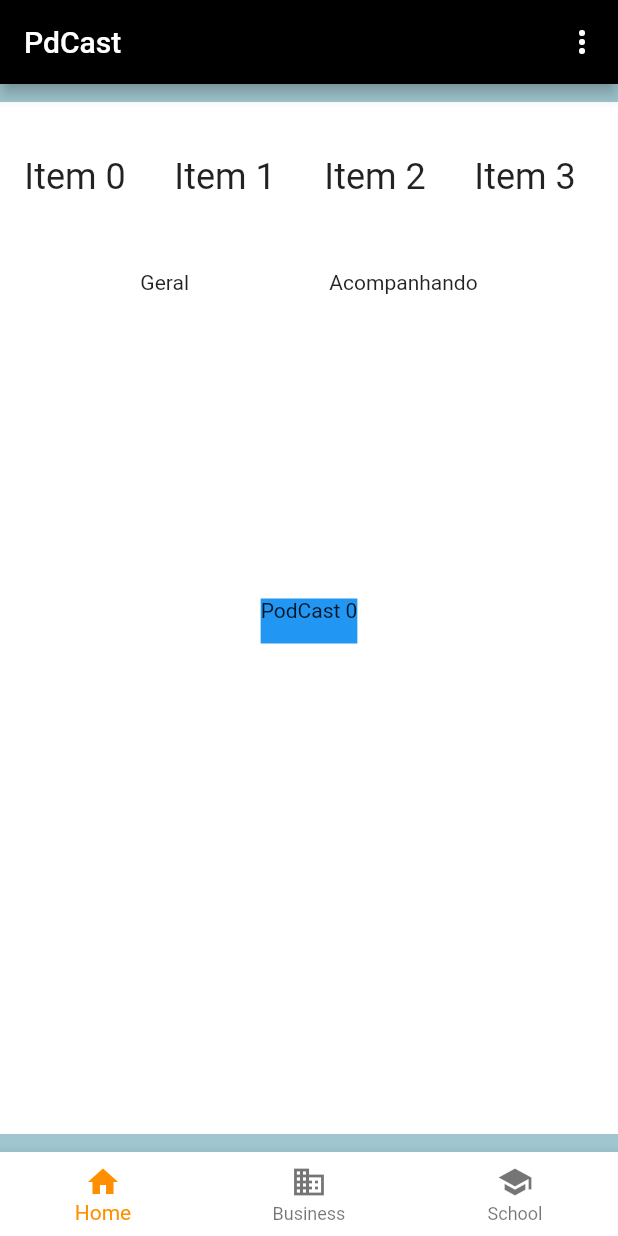
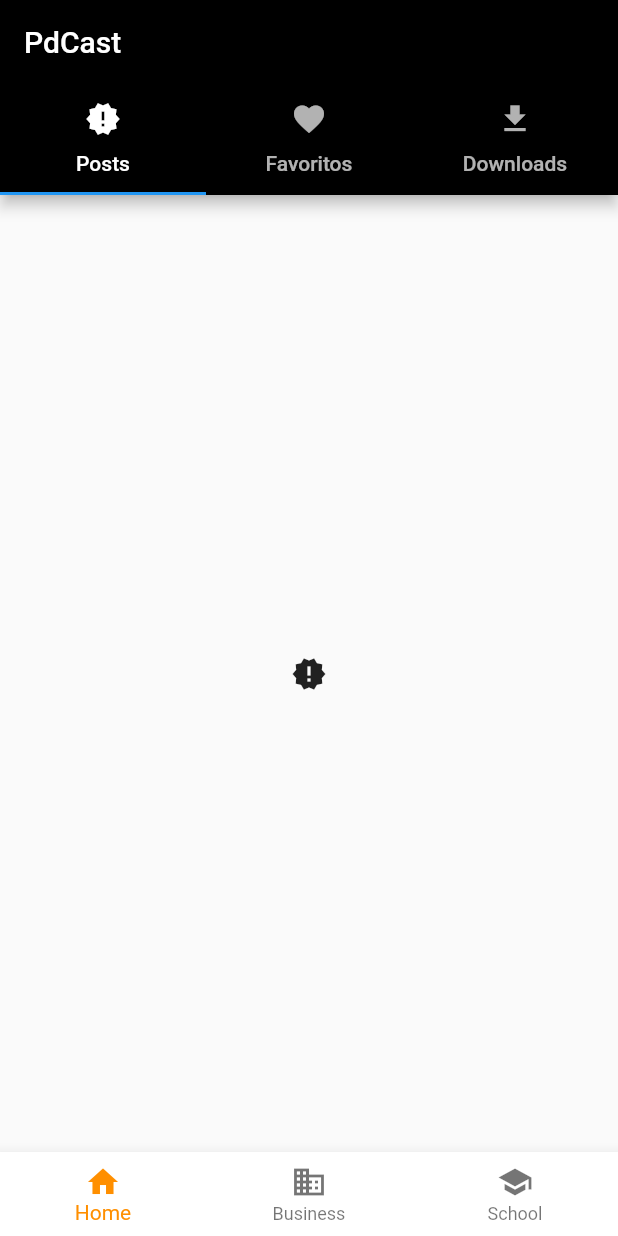
Before and after one commit to etepdcast/pdcast, a Flutter app: the screen it shows after launch, on a phone screen of 412 x 824 dp. Run offline on Flutter 3.47's test engine with Material 2 defaults, Android fonts, the phone set to English and light mode, and no system bars.

Commit message:
Ajustando a tela principal

```diff
--- a/pdcast/lib/src/view/home_widget.dart
+++ b/pdcast/lib/src/view/home_widget.dart
@@ -1,7 +1,5 @@
 import 'package:flutter/material.dart';
 import 'package:flutter/services.dart';
-import 'package:pdcast/src/model/choice.dart';
-
 
 class HomeWidget extends StatefulWidget {
   @override
@@ -9,36 +7,6 @@ class HomeWidget extends StatefulWidget {
 }
 
 class _HomeWidgetState extends State<HomeWidget> with SingleTickerProviderStateMixin{
-
-  int _selectedIndex = 0;
-  Choice _selectedChoice = choices[0]; // The app's "state".
-  // TabController _controller;
-
-  // @override
-  // void iniStage() {
-  //   _controller= TabController(length: 3, vsync: this);
-  //   super.initState();
-  // }
-
-  // @override
-  // void dispose(){
-  //   _controller.dispose();
-  //   super.dispose();
-  // }
-
-  void _select(Choice choice) {
-    // Causes the app to rebuild with the new _selectedChoice.
-    setState(() {
-      _selectedChoice = choice;
-    });
-  }
-
-  void _onItemTapped(int index) {
-    setState(() {
-      _selectedIndex = index;
-    });
-  }
-
 @override
   Widget build(BuildContext context) {
 
@@ -47,113 +15,37 @@ class _HomeWidgetState extends State<HomeWidget> with SingleTickerProviderStateM
       DeviceOrientation.portraitUp,
     ]);
 
-    double _width= MediaQuery.of(context).size.width;
-    double _height= (MediaQuery.of(context).size.height -136);
-
-    double _heightSessionFav  = 100;
-    double _heightSessionBody = _height - _heightSessionFav;
-    double _heightSessionPdCastHead = 40;
-    double _heightSessionPPdCastBody = _heightSessionBody - _heightSessionPdCastHead;
-
-    return Scaffold(
-      backgroundColor: Color.fromRGBO(160,198,207, 1),
+    return MaterialApp(
+      home: DefaultTabController(
+        length: 3,
+        child: Scaffold(
           appBar: AppBar(
-        title: const Text('PdCast'),
             backgroundColor: Colors.black,
-        actions: <Widget>[
-          // overflow menu
-          PopupMenuButton<Choice>(
-            onSelected: _select,
-            itemBuilder: (BuildContext context) {
-              return choices.map((Choice choice) {
-                return PopupMenuItem<Choice>(
-                  value: choice,
-                  child: Text(choice.title),
-                );
-              }).toList();
-            },
+            title: Text('PdCast'),
+            bottom: TabBar(
+              tabs: [
+                Tab(
+                  text: 'Posts',
+                  icon: Icon(Icons.new_releases)
+                ),
+                Tab(
+                  text: 'Favoritos',
+                  icon: Icon(Icons.favorite)
+                ),
+                Tab(
+                  text: 'Downloads',
+                  icon: Icon(Icons.file_download)
                 ),
               ],
             ),
-      body: Center(
-        child: Container (
-          child: Column(
-            mainAxisAlignment: MainAxisAlignment.center,
-            children: <Widget>[
 
-              /**
-               * Favorites session
-               */
-              Container(
-                width: _width,
-                height: _heightSessionFav,
-                padding: EdgeInsets.all(0),
-                alignment: Alignment.center,
-                color: Colors.white,
-                child: GridView.count(
-                  scrollDirection: Axis.horizontal,
-                  // Cria um grid com duas colunas
-                  crossAxisCount: 1,
-                  // Gera 100 Widgets que exibem o seu índice
-                  children: List.generate(5, (index) {
-                    return Center(
-                      child: Text(
-                        'Item $index',
-                        style: Theme.of(context).textTheme.headline,
           ),
-                    );
-                  }),
-                )
-              ),
-
-              /**
-               * Podcats session
-               */
-              Container(
-                height: _heightSessionBody,
-                child: Column(
-                  children: <Widget>[
-                    Container(
-                      height: _heightSessionPdCastHead,
-                      color: Colors.white,
-                      child: Row(
-                        mainAxisAlignment: MainAxisAlignment.spaceEvenly,
-                       // crossAxisAlignment: CrossAxisAlignment.stretch,
-                        children: <Widget>[
-                          Text('Geral'),
-                          Text('Acompanhando'),
+          body: TabBarView(
+            children: [
+              Icon(Icons.new_releases),
+              Icon(Icons.favorite),
+              Icon(Icons.file_download),
             ],
-                      ),
-                    ),
-                    Container(
-                      height: _heightSessionPPdCastBody,
-                      padding: EdgeInsets.all(0),
-                      alignment: Alignment.center,
-                      color: Colors.white,
-                      child: GridView.count(
-                        scrollDirection: Axis.vertical,
-                        // Cria um grid com duas colunas
-                        crossAxisCount: 1,
-                        // Gera 100 Widgets que exibem o seu índice
-                        children: List.generate(30, (index) {
-                          return Center(
-                            child: Container(
-                              color: Colors.blue,
-                              height: 30,
-                              child: Text(
-                                'PodCast $index'
-                              ),
-                            )
-                          );
-                        }),
-                      )
-                    ),
-                  ],
-                )
-              )
-            ],
-          ),
-        )
           ),
           bottomNavigationBar: BottomNavigationBar(
             backgroundColor: Colors.white,
@@ -172,19 +64,158 @@ class _HomeWidgetState extends State<HomeWidget> with SingleTickerProviderStateM
                 title: Text('School'),
               ),
             ],
-        currentIndex: _selectedIndex,
+            //currentIndex: _selectedIndex,
             selectedItemColor: Colors.amber[800],
-        onTap: _onItemTapped,
+           // onTap: _onItemTapped,
+          ),
+        ),
       ),
     );
   }
-
 }
 
-const List<Choice> choices = const <Choice>[
-  const Choice(title: 'Meus canais', icon: Icons.change_history),
-  const Choice(title: 'Configurações', icon: Icons.settings_overscan),
-];
+//   @override
+//   Widget build(BuildContext context) {
+
+
+//     double _width= MediaQuery.of(context).size.width;
+//     double _height= (MediaQuery.of(context).size.height -136);
+
+//     double _heightSessionFav  = 100;
+//     double _heightSessionBody = _height - _heightSessionFav;
+//     double _heightSessionPdCastHead = 40;
+//     double _heightSessionPPdCastBody = _heightSessionBody - _heightSessionPdCastHead;
+
+//     return Scaffold(
+//       backgroundColor: Color.fromRGBO(160,198,207, 1),
+//       appBar: AppBar(
+//         title: const Text('PdCast'),
+//         backgroundColor: Colors.black,
+//         actions: <Widget>[
+//           // overflow menu
+//           PopupMenuButton<Choice>(
+//             onSelected: _select,
+//             itemBuilder: (BuildContext context) {
+//               return choices.map((Choice choice) {
+//                 return PopupMenuItem<Choice>(
+//                   value: choice,
+//                   child: Text(choice.title),
+//                 );
+//               }).toList();
+//             },
+//           ),
+//         ],
+//       ),
+//       body: Center(
+//         child: Container (
+//           child: Column(
+//             mainAxisAlignment: MainAxisAlignment.center,
+//             children: <Widget>[
+
+//               /**
+//                * Favorites session
+//                */
+//               Container(
+//                 width: _width,
+//                 height: _heightSessionFav,
+//                 padding: EdgeInsets.all(0),
+//                 alignment: Alignment.center,
+//                 color: Colors.white,
+//                 child: GridView.count(
+//                   scrollDirection: Axis.horizontal,
+//                   // Cria um grid com duas colunas
+//                   crossAxisCount: 1,
+//                   // Gera 100 Widgets que exibem o seu índice
+//                   children: List.generate(5, (index) {
+//                     return Center(
+//                       child: Text(
+//                         'Item $index',
+//                         style: Theme.of(context).textTheme.headline,
+//                       ),
+//                     );
+//                   }),
+//                 )
+//               ),
+
+//               /**
+//                * Podcats session
+//                */
+//               Container(
+//                 height: _heightSessionBody,
+//                 child: Column(
+//                   children: <Widget>[
+//                     Container(
+//                       height: _heightSessionPdCastHead,
+//                       color: Colors.white,
+//                       child: Row(
+//                         mainAxisAlignment: MainAxisAlignment.spaceEvenly,
+//                        // crossAxisAlignment: CrossAxisAlignment.stretch,
+//                         children: <Widget>[
+//                           Text('Geral'),
+//                           Text('Acompanhando'),
+//                         ],
+//                       ),
+//                     ),
+//                     Container(
+//                       height: _heightSessionPPdCastBody,
+//                       padding: EdgeInsets.all(0),
+//                       alignment: Alignment.center,
+//                       color: Colors.white,
+//                       child: GridView.count(
+//                         scrollDirection: Axis.vertical,
+//                         // Cria um grid com duas colunas
+//                         crossAxisCount: 1,
+//                         // Gera 100 Widgets que exibem o seu índice
+//                         children: List.generate(30, (index) {
+//                           return Center(
+//                             child: Container(
+//                               color: Colors.blue,
+//                               height: 30,
+//                               child: Text(
+//                                 'PodCast $index'
+//                               ),
+//                             )
+//                           );
+//                         }),
+//                       )
+//                     ),
+//                   ],
+//                 )
+//               )
+//             ],
+//           ),
+//         )
+//       ),
+//       bottomNavigationBar: BottomNavigationBar(
+//         backgroundColor: Colors.white,
+//         items: const <BottomNavigationBarItem>[
+//           BottomNavigationBarItem(
+//             backgroundColor: Colors.white,
+//             icon: Icon(Icons.home),
+//             title: Text('Home'),
+//           ),
+//           BottomNavigationBarItem(
+//             icon: Icon(Icons.business),
+//             title: Text('Business'),
+//           ),
+//           BottomNavigationBarItem(
+//             icon: Icon(Icons.school),
+//             title: Text('School'),
+//           ),
+//         ],
+//         currentIndex: _selectedIndex,
+//         selectedItemColor: Colors.amber[800],
+//         onTap: _onItemTapped,
+//       ),
+//     );
+//   }
+
+// }
+
+// const List<Choice> choices = const <Choice>[
+//   const Choice(title: 'Meus canais', icon: Icons.change_history),
+//   const Choice(title: 'Configurações', icon: Icons.settings_overscan),
+// ];
 
 // class ChoiceCard extends StatelessWidget {
 //   const ChoiceCard({Key key, this.choice}) : super(key: key);
```
Lines whose indentation alone changed are shown as unchanged.
